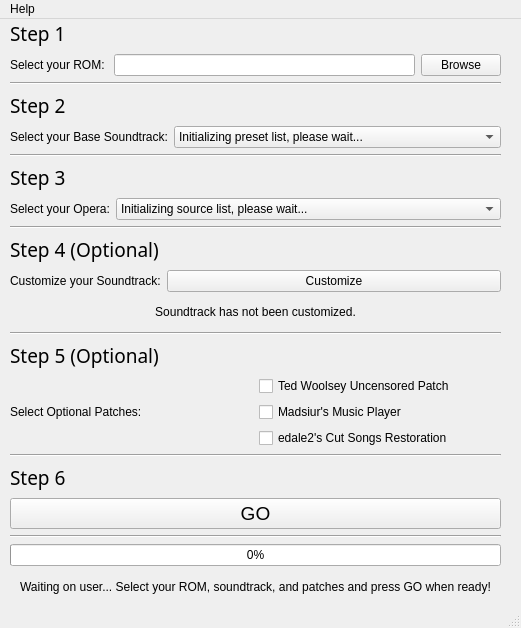
Old version of the form installer/dminst.ui in the repository Dizzy611/DancingMadFF6.
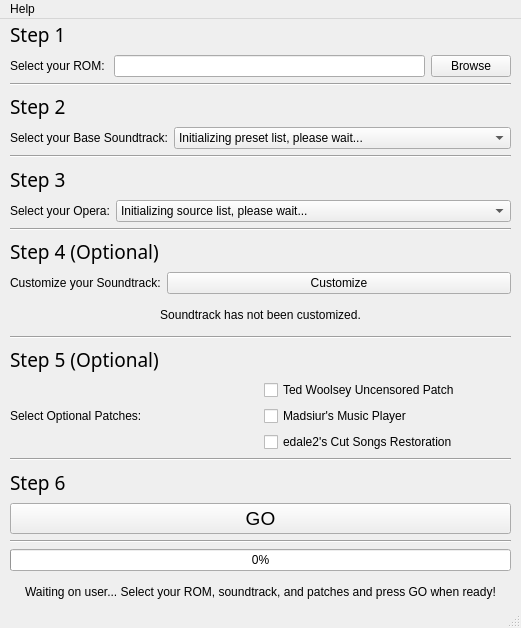
New version of the form.

Commit message: [AI Assisted] Harden installer DPI layout and preserve normal-scale behavior

Patch:
```diff
--- a/installer/dminst.ui
+++ b/installer/dminst.ui
@@ -14,15 +14,20 @@
    <string>Dancing Mad Installer</string>
   </property>
   <widget class="QWidget" name="centralwidget">
-   <widget class="QWidget" name="verticalLayoutWidget">
-    <property name="geometry">
-     <rect>
-      <x>10</x>
-      <y>0</y>
-      <width>491</width>
-      <height>582</height>
-     </rect>
-    </property>
+     <layout class="QVBoxLayout" name="centralLayout">
+        <property name="leftMargin">
+         <number>10</number>
+        </property>
+        <property name="topMargin">
+         <number>0</number>
+        </property>
+        <property name="rightMargin">
+         <number>10</number>
+        </property>
+        <property name="bottomMargin">
+         <number>0</number>
+        </property>
+        <item>
     <layout class="QVBoxLayout" name="mainLayout">
      <item>
       <widget class="QLabel" name="stepLabel_1">
@@ -488,13 +493,17 @@
        <property name="text">
         <string>Waiting on user... Select your ROM, soundtrack, and patches and press GO when ready!</string>
        </property>
+             <property name="wordWrap">
+                <bool>true</bool>
+             </property>
        <property name="alignment">
         <set>Qt::AlignCenter</set>
        </property>
       </widget>
      </item>
     </layout>
-   </widget>
+        </item>
+     </layout>
   </widget>
   <widget class="QMenuBar" name="menubar">
    <property name="geometry">
```
The commit also changes 3 other files.
